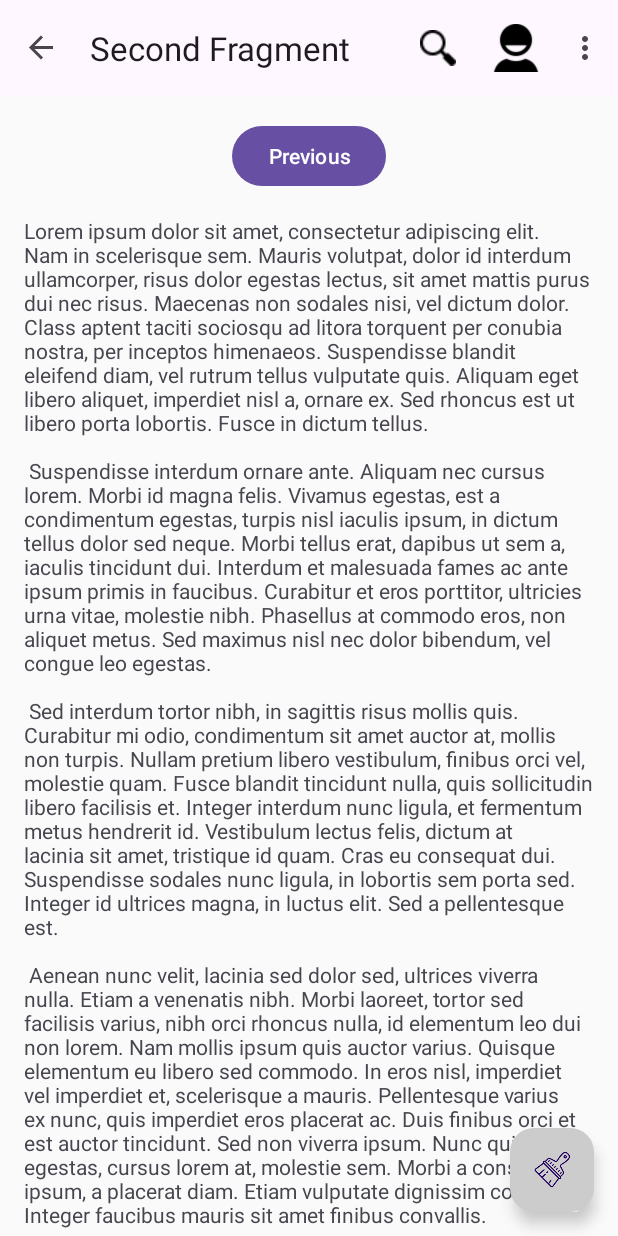
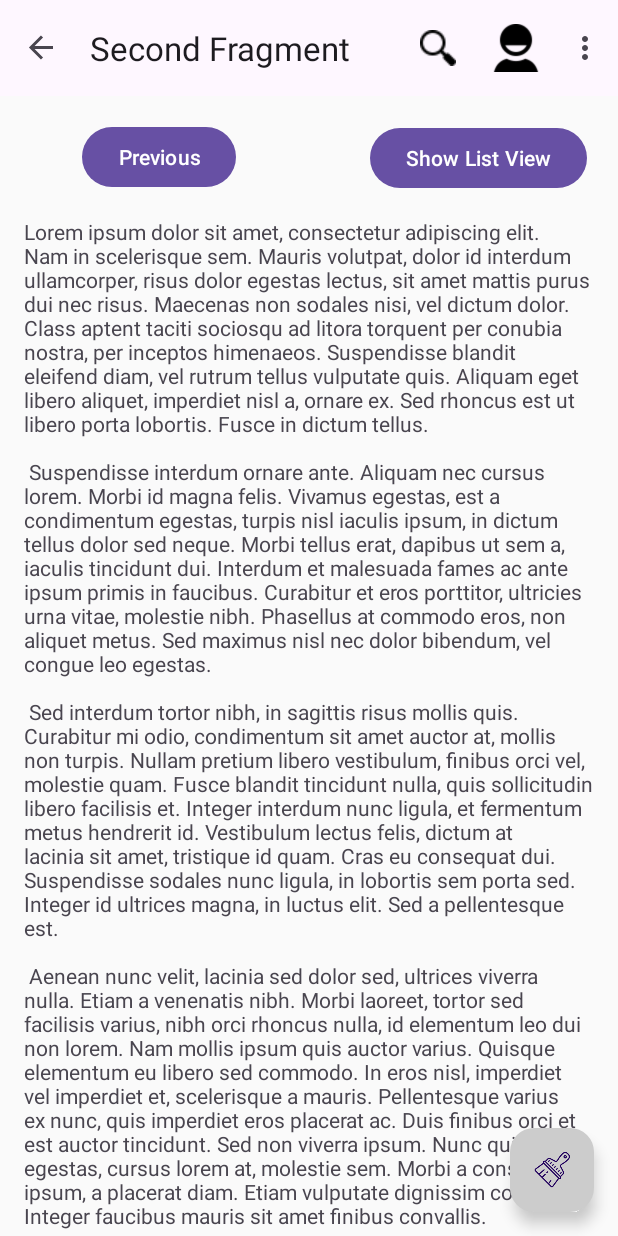
Before and after one commit to RXHXD/UI-UX, an Android app: the SecondFragment screen opened through its navigation route, on a phone screen of 412 x 824 dp. Run offline under Robolectric (Android 15) with nearby library versions, the phone set to English and light mode, and no system bars; our stand-ins replace navigation-ui.

Commit message:
Lecture 11 Before break task done

```diff
--- a/AfterMidTerm/app/src/main/java/com/example/aftermid/FirstFragment.java
+++ b/AfterMidTerm/app/src/main/java/com/example/aftermid/FirstFragment.java
@@ -4,6 +4,8 @@ import android.os.Bundle;
 import android.view.LayoutInflater;
 import android.view.View;
 import android.view.ViewGroup;
+import android.widget.AdapterView;
+import android.widget.Toast;
 
 import androidx.annotation.NonNull;
 import androidx.fragment.app.Fragment;
@@ -46,12 +48,30 @@ public class FirstFragment extends Fragment {
                binding.spinnerColors.setAdapter(colorSpecAdapter);
            }
        });
+
+       binding.spinnerColors.setOnItemSelectedListener(new AdapterView.OnItemSelectedListener() {
+           @Override
+           public void onItemSelected(AdapterView<?> adapterView, View view, int i, long l) {
+               Toast.makeText(requireActivity(),FragColors.get(i).getColorDesc(),Toast.LENGTH_SHORT);
+           }
+
+           @Override
+           public void onNothingSelected(AdapterView<?> adapterView) {
+
+           }
+       });
+
+
+
         binding.buttonFirst.setOnClickListener(new View.OnClickListener() {
             @Override
             public void onClick(View view) {
              Bundle bundle = new Bundle();
              bundle.putInt("COLORVAL",FragColors.get(binding.spinnerColors.getSelectedItemPosition()).getColorVal());
-                NavHostFragment.findNavController(FirstFragment.this).navigate(R.id.action_FirstFragment_to_SecondFragment,bundle);
+             NavHostFragment.findNavController(FirstFragment.this).navigate(R.id.action_FirstFragment_to_SecondFragment,bundle);
+
+
+
             }
         });
 
--- a/AfterMidTerm/app/src/main/java/com/example/aftermid/SecondFragment.java
+++ b/AfterMidTerm/app/src/main/java/com/example/aftermid/SecondFragment.java
@@ -1,5 +1,6 @@
 package com.example.aftermid;
 
+import android.graphics.Color;
 import android.os.Bundle;
 import android.view.LayoutInflater;
 import android.view.View;
@@ -29,6 +30,13 @@ public class SecondFragment extends Fragment {
     public void onViewCreated(@NonNull View view, Bundle savedInstanceState) {
         super.onViewCreated(view, savedInstanceState);
 
+
+        if(getArguments() != null)
+        {
+            int colorVal = getArguments().getInt("COLORVAL", Color.BLUE);
+            binding.textviewSecond.setTextColor(colorVal);
+        }
+
         binding.buttonSecond.setOnClickListener(new View.OnClickListener() {
             @Override
             public void onClick(View view) {
--- a/AfterMidTerm/app/src/main/res/layout/fragment_second.xml
+++ b/AfterMidTerm/app/src/main/res/layout/fragment_second.xml
@@ -18,6 +18,7 @@
             android:text="@string/previous"
             app:layout_constraintBottom_toTopOf="@id/textview_second"
             app:layout_constraintEnd_toEndOf="parent"
+            app:layout_constraintHorizontal_bias="0.14"
             app:layout_constraintStart_toStartOf="parent"
             app:layout_constraintTop_toTopOf="parent" />
 
@@ -31,5 +32,20 @@
             app:layout_constraintEnd_toEndOf="parent"
             app:layout_constraintStart_toStartOf="parent"
             app:layout_constraintTop_toBottomOf="@id/button_second" />
+
+        <Button
+            android:id="@+id/button_third"
+            android:layout_width="wrap_content"
+            android:layout_height="wrap_content"
+            android:layout_marginStart="89dp"
+            android:layout_marginTop="1dp"
+            android:layout_marginEnd="43dp"
+            android:layout_marginBottom="15dp"
+            android:text="@string/txtListView"
+            app:layout_constraintBottom_toTopOf="@+id/textview_second"
+            app:layout_constraintEnd_toEndOf="parent"
+            app:layout_constraintHorizontal_bias="0.0"
+            app:layout_constraintStart_toEndOf="@+id/button_second"
+            app:layout_constraintTop_toTopOf="parent" />
     </androidx.constraintlayout.widget.ConstraintLayout>
 </androidx.core.widget.NestedScrollView>
--- a/AfterMidTerm/app/src/main/res/values/strings.xml
+++ b/AfterMidTerm/app/src/main/res/values/strings.xml
@@ -45,4 +45,7 @@
     </string>
     <string name="action_search">search</string>
     <string name="action_profile">profile</string>
+    <!-- TODO: Remove or change this placeholder text -->
+    <string name="hello_blank_fragment">Hello blank fragment</string>
+    <string name="txtListView">Show List View</string>
 </resources>
```
Also changed, not shown: AfterMidTerm/app/src/main/java/com/example/aftermid/ListViewFragment.java (added, +66 -0 lines), AfterMidTerm/app/src/main/res/layout/fragment_list_view.xml (added, +12 -0 lines).
